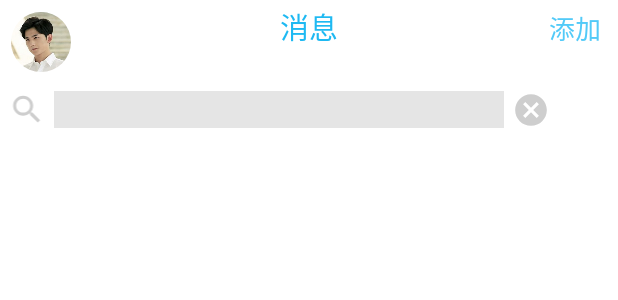
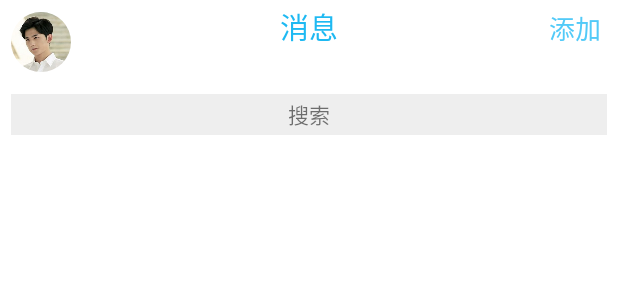
Before and after one commit to LiQiyao/OAChat-Client, an Android app: the layout f_chat_list.xml on its own in the app's theme, with its tools: preview values and no code run, on a phone screen of 412 x 824 dp. Shown: the top 300 px of the screen. Run offline under Robolectric (Android 15) with nearby library versions, the phone set to English and light mode, and no system bars.

Commit message:
czx-最x_最后优化完成_1.16

```diff
--- a/app/src/main/AndroidManifest.xml
+++ b/app/src/main/AndroidManifest.xml
@@ -14,6 +14,7 @@
         android:label="@string/app_name"
         android:roundIcon="@drawable/app"
         android:supportsRtl="true"
+        android:largeHeap="true"
         android:theme="@style/AppTheme">
         <provider
             android:name="android.support.v4.content.FileProvider"
@@ -42,6 +43,7 @@
         <activity
             android:name=".ChatActivity"
             android:launchMode="singleTask"
+
             android:windowSoftInputMode="adjustResize" />
         <activity android:name=".LoginActivity" />
         <activity android:name=".MainActivity" />
--- a/app/src/main/java/com/yytech/ochatclient/NewPeopleActivity.java
+++ b/app/src/main/java/com/yytech/ochatclient/NewPeopleActivity.java
@@ -133,7 +133,7 @@ public class NewPeopleActivity extends AppCompatActivity {
             map = new HashMap<String, Object>();
             map.put("toUserId",addFriendRequestList.get(i).getToUserId());
             map.put("fromUserId",addFriendRequestList.get(i).getFromUserId());
-            map.put("imgid", heads[Integer.parseInt(addFriendRequestList.get(i).getFromNickName())-1]);
+            map.put("imgid", heads[Integer.parseInt(String.valueOf(addFriendRequestList.get(i).getFromUserId()))-1]);
             map.put("nickname", addFriendRequestList.get(i).getFromNickName());
             map.put("gender", addFriendRequestList.get(i).getFromGender());
             map.put("accepted",addFriendRequestList.get(i).getAccepted());
--- a/app/src/main/java/com/yytech/ochatclient/adapter/ChatListAdapter.java
+++ b/app/src/main/java/com/yytech/ochatclient/adapter/ChatListAdapter.java
@@ -66,7 +66,8 @@ public class ChatListAdapter extends BaseAdapter {
                 lastMsg.setText("[文件]");
                 if (content.contains(".")) {
                     if (content.contains(".png")||content.contains(".jpg")||content.contains(".bmp")||content.contains(".tiff")
-                            ||content.contains(".gif")||content.contains(".pcd"))
+                            ||content.contains(".gif")||content.contains(".pcd")||content.contains(".JPG")||content.contains(".BMP")||content.contains(".TIFF")
+                            ||content.contains(".GIF")||content.contains(".PCD")||content.contains(".PNG"))
                         lastMsg.setText("[图片]");
                 }
             }
--- a/app/src/main/java/com/yytech/ochatclient/tcpconnection/TCPClient.java
+++ b/app/src/main/java/com/yytech/ochatclient/tcpconnection/TCPClient.java
@@ -4,6 +4,7 @@ package com.yytech.ochatclient.tcpconnection;
 import com.yytech.ochatclient.common.Const;
 import com.yytech.ochatclient.dto.MessageDTO;
 import com.yytech.ochatclient.util.GsonUtil;
+import com.yytech.ochatclient.util.SecurityUtil;
 
 import java.net.InetSocketAddress;
 import java.util.logging.Logger;
@@ -87,6 +88,6 @@ public class TCPClient {
 
     public void sendMessage(MessageDTO messageDTO){
         System.out.println("===channel in sendMsg" + channel);
-        channel.writeAndFlush(Unpooled.copiedBuffer(GsonUtil.getInstance().toJson(messageDTO), CharsetUtil.UTF_8));
+        channel.writeAndFlush(Unpooled.copiedBuffer(SecurityUtil.encode(GsonUtil.getInstance().toJson(messageDTO)), CharsetUtil.UTF_8));
     }
 }
--- a/app/src/main/java/com/yytech/ochatclient/util/SecretUtil.java
+++ b/app/src/main/java/com/yytech/ochatclient/util/SecurityUtil.java
@@ -4,11 +4,11 @@ package com.yytech.ochatclient.util;
  * @author Lee
  * @date 2018/1/14
  */
-public class SecretUtil {
+public class SecurityUtil {
 
     private static final int offset = 1;
 
-    private SecretUtil(){}
+    private SecurityUtil(){}
 
     public static String encode(String s){
         StringBuilder sb = new StringBuilder();
--- a/app/src/main/res/layout/f_chat_list.xml
+++ b/app/src/main/res/layout/f_chat_list.xml
@@ -51,7 +51,8 @@
             android:layout_alignParentRight="true"
             android:layout_alignParentEnd="true"
             android:id="@+id/chat_add" />
-        <include layout="@layout/searchview_layout" android:layout_width="wrap_content"
+        <include layout="@layout/searchview_layout"
+            android:layout_width="match_parent"
             android:id="@+id/search"
             android:layout_height="wrap_content"
             android:layout_below="@+id/imageView"
--- a/app/src/main/res/layout/f_contact_list.xml
+++ b/app/src/main/res/layout/f_contact_list.xml
@@ -50,7 +50,7 @@
             android:layout_alignParentEnd="true"
             android:id="@+id/contact_add" />
         <include layout="@layout/searchview_layout"
-            android:layout_width="wrap_content"
+            android:layout_width="match_parent"
             android:id="@+id/search"
             android:layout_height="wrap_content"
             android:layout_below="@+id/imageView"
--- a/app/src/main/res/layout/searchview_layout.xml
+++ b/app/src/main/res/layout/searchview_layout.xml
@@ -1,45 +1,18 @@
 <?xml version="1.0" encoding="utf-8"?>
-<RelativeLayout xmlns:android="http://schemas.android.com/apk/res/android"
+<LinearLayout xmlns:android="http://schemas.android.com/apk/res/android"
     android:layout_width="match_parent"
     android:layout_height="match_parent"
     android:orientation="vertical"
-    android:background="#FFFFFF"
     android:focusable="true"
     android:focusableInTouchMode="true"
     >
 
-    <ImageView
-        android:layout_marginTop="5dp"
-        android:id="@+id/imageView4"
-        android:layout_width="25dp"
-        android:layout_height="25dp"
-        android:layout_alignParentLeft="true"
-        android:layout_alignParentStart="true"
-        android:layout_marginLeft="5dp"
-        android:layout_marginStart="5dp"
-        android:src="@drawable/search"
-        android:layout_alignBottom="@+id/editText" />
-
-    <EditText
-        android:layout_marginTop="5dp"
-        android:layout_width="300dp"
-        android:layout_height="wrap_content"
-        android:background="#E5E5E5"
-        android:id="@+id/editText"
-        android:layout_marginLeft="5dp"
-        android:layout_marginStart="5dp"
-        android:layout_alignParentTop="true"
-        android:layout_toRightOf="@+id/imageView4"
-        android:layout_toEndOf="@+id/imageView4" />
-
-    <ImageView
-        android:id="@+id/imageView5"
-        android:layout_width="25dp"
-        android:layout_height="25dp"
-        android:layout_alignTop="@+id/imageView4"
-        android:layout_marginLeft="5dp"
-        android:layout_marginStart="5dp"
-        android:layout_toEndOf="@+id/editText"
-        android:layout_toRightOf="@+id/editText"
-        android:src="@drawable/clean" />
-</RelativeLayout>
+    <TextView
+        android:background="#eeeeee"
+        android:layout_margin="7dp"
+        android:layout_width="match_parent"
+        android:layout_height="27dp"
+        android:gravity="center"
+        android:text="搜索"
+        />
+</LinearLayout>
```
Also changed, not shown: app/src/main/java/com/yytech/ochatclient/MainActivity.java (+5 -3 lines), app/src/main/java/com/yytech/ochatclient/adapter/ChatAdapter.java (+6 -2 lines), app/src/main/java/com/yytech/ochatclient/common/Const.java (+5 -3 lines), app/src/main/java/com/yytech/ochatclient/tcpconnection/ClientHandler.java (+4 -3 lines), app/src/main/res/drawable/img1.gif (deleted), app/src/main/res/drawable/img1.jpg (added), app/src/main/res/drawable/img2.jpg, app/src/main/res/drawable/img4.jpg, app/src/main/res/drawable/search.png (added).
